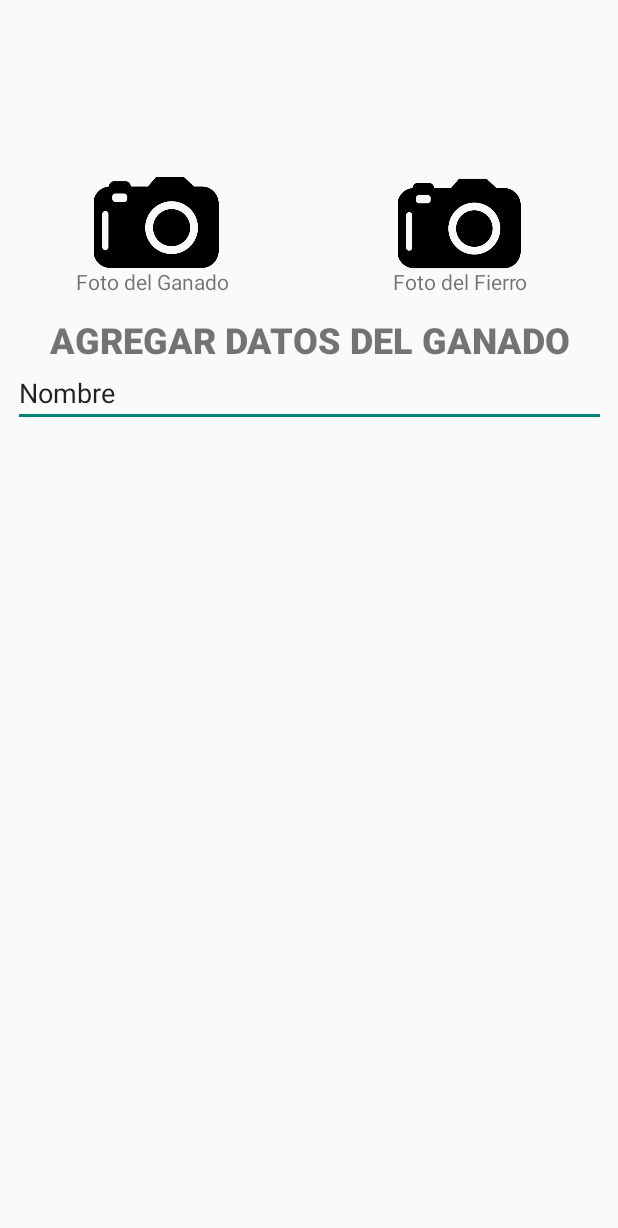
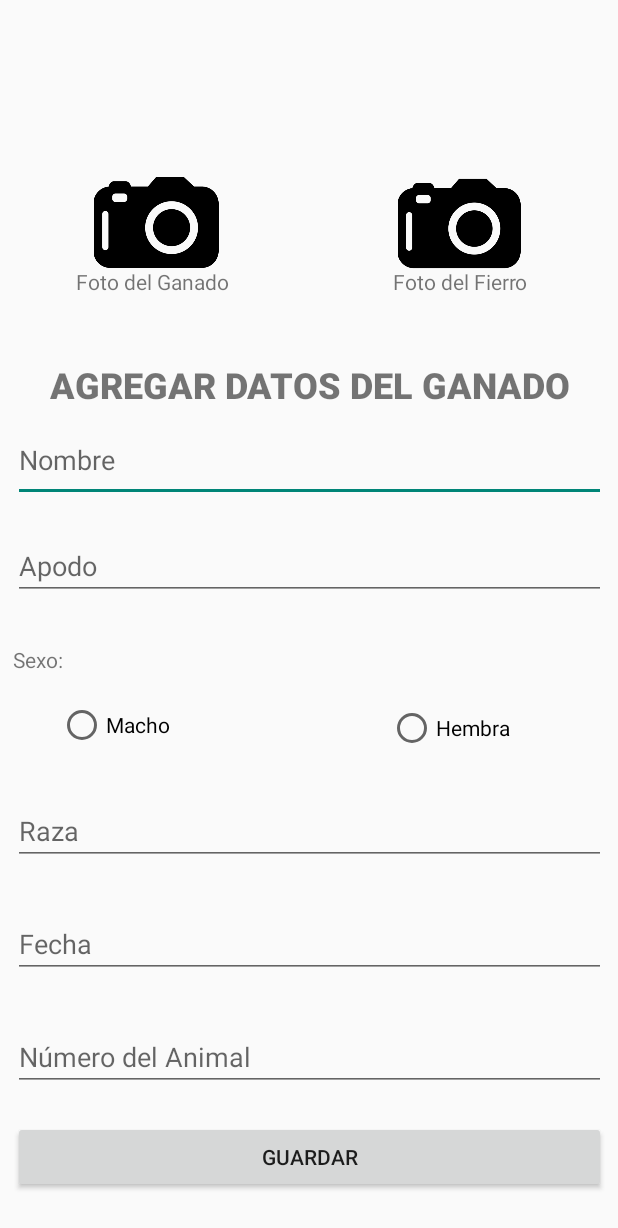
Before and after one commit to Osckar07/Registro_Ganadero, an Android app: the RegistroGanado screen opened directly, with no data from a screen before it, on a phone screen of 412 x 824 dp. Shown: the top 1228 px of the screen. Run offline under Robolectric (Android 15) with nearby library versions, the phone set to English and light mode, and no system bars.

Commit message:
Terminando Funcionabilidad Botones....

```diff
--- a/app/src/main/java/com/example/registro_ganadero/PantallaPrincipal.kt
+++ b/app/src/main/java/com/example/registro_ganadero/PantallaPrincipal.kt
@@ -1,7 +1,9 @@
 package com.example.registro_ganadero
 
+import android.content.Intent
 import androidx.appcompat.app.AppCompatActivity
 import android.os.Bundle
+import android.view.View
 
 class PantallaPrincipal : AppCompatActivity() {
 
@@ -9,4 +11,7 @@ class PantallaPrincipal : AppCompatActivity() {
         super.onCreate(savedInstanceState)
         setContentView(R.layout.activity_pantalla_principal)
     }
+    fun agregarganado(view: View){
+        startActivity(Intent(this, RegistroGanado::class.java))
+    }
 }
--- a/app/src/main/java/com/example/registro_ganadero/RegistroGanado.kt
+++ b/app/src/main/java/com/example/registro_ganadero/RegistroGanado.kt
@@ -3,12 +3,18 @@ package com.example.registro_ganadero
 import android.content.Intent
 import androidx.appcompat.app.AppCompatActivity
 import android.os.Bundle
+import android.view.View
 
 class RegistroGanado : AppCompatActivity() {
+
+
 
     override fun onCreate(savedInstanceState: Bundle?) {
         super.onCreate(savedInstanceState)
         setContentView(R.layout.activity_registro_ganado)
     }
+    fun guardarregistro(view: View){
+        startActivity(Intent(this, PantallaPrincipal::class.java))
+    }
 
 }
--- a/app/src/main/res/layout-v26/activity_registro_ganado.xml
+++ b/app/src/main/res/layout-v26/activity_registro_ganado.xml
@@ -68,15 +68,76 @@
         <TextView
                 android:text="@string/txtagregaganado"
                 android:layout_width="match_parent"
+                android:translationY="30sp"
                 android:layout_height="29dp" android:id="@+id/textView4" android:textAlignment="center"
                 android:textSize="24sp" android:fontFamily="sans-serif-black"/>
         <EditText
                 android:layout_width="match_parent"
+                android:layout_height="55dp"
+                android:inputType="textPersonName"
+                android:translationY="40sp"
+                android:hint="@string/nombre"
+                android:importantForAutofill="no"
+                android:ems="10"
+                android:id="@+id/editText3"
+                tools:targetApi="o"/>
+        <EditText
+                android:layout_width="match_parent"
+                android:layout_height="wrap_content"
+                android:hint="@string/TxtApodo"
+                android:translationY="60sp"
+                android:inputType="textPersonName"
+                android:ems="10"
+                android:id="@+id/editText" android:importantForAutofill="no" tools:targetApi="o"/>
+        <TextView
+                android:text="@string/TxtSexo"
+
+                android:translationY="90sp"
+                android:layout_width="132dp"
+                android:layout_height="37dp" android:id="@+id/textView7"/>
+        <RadioButton
+                android:text="@string/BtnMacho"
+                android:translationY="90sp"
+                android:translationX="30dp"
+                android:layout_width="132dp"
+                android:layout_height="wrap_content" android:id="@+id/radioButton2"/>
+        <RadioButton
+                android:text="@string/Btnsexo2"
+                android:translationY="60sp"
+                android:translationX="250sp"
+                android:layout_width="132dp"
+                android:layout_height="wrap_content" android:id="@+id/radioButton3"/>
+        <EditText
+                android:layout_width="match_parent"
                 android:layout_height="wrap_content"
                 android:inputType="textPersonName"
-                android:text="@string/nombre"
-                android:importantForAutofill="no"
+                android:translationY="90sp"
+                android:hint="@string/TxtRaza"
                 android:ems="10"
-                android:id="@+id/editText3"/>
+                android:id="@+id/editText2" android:importantForAutofill="no" tools:targetApi="o"/>
+        <EditText
+                android:layout_width="match_parent"
+                android:translationY="120sp"
+                android:hint="@string/fecha"
+                android:layout_height="wrap_content"
+                android:inputType="date"
+                android:ems="10"
+                android:id="@+id/editText4" android:importantForAutofill="no" tools:targetApi="o"/>
+        <EditText
+                android:layout_width="match_parent"
+                android:translationY="150sp"
+                android:hint="@string/n_mero_del_animal"
+                android:layout_height="wrap_content"
+                android:inputType="numberDecimal"
+                android:ems="10"
+                android:id="@+id/editText5" android:importantForAutofill="no" tools:targetApi="o"/>
+        <Button
+                android:onClick="guardarregistro"
+                android:text="@string/button"
+                android:translationY="170sp"
+                android:layout_width="match_parent"
+                android:layout_height="wrap_content" android:id="@+id/button"/>
+
+
     </LinearLayout>
 </androidx.constraintlayout.widget.ConstraintLayout>
--- a/app/src/main/res/layout/activity_pantalla_principal.xml
+++ b/app/src/main/res/layout/activity_pantalla_principal.xml
@@ -33,7 +33,7 @@
                 android:lineSpacingExtra="200dp" android:textSize="18sp" android:fontFamily="sans-serif-black"
                 android:textStyle="bold"/>
         <ImageButton
-
+                android:onClick="agregarganado"
                 android:layout_width="63dp"
                 android:translationY="1sp"
                 android:translationX="230sp"
--- a/app/src/main/res/layout/activity_registro_ganado.xml
+++ b/app/src/main/res/layout/activity_registro_ganado.xml
@@ -87,9 +87,57 @@
                 android:hint="@string/TxtApodo"
                 android:translationY="60sp"
                 android:inputType="textPersonName"
-                android:text="@string/TxtApodo"
                 android:ems="10"
                 android:id="@+id/editText" android:importantForAutofill="no" tools:targetApi="o"/>
+        <TextView
+                android:text="@string/TxtSexo"
+
+                android:translationY="90sp"
+                android:layout_width="132dp"
+                android:layout_height="37dp" android:id="@+id/textView7"/>
+        <RadioButton
+                android:text="@string/BtnMacho"
+                android:translationY="90sp"
+                android:translationX="30dp"
+                android:layout_width="132dp"
+                android:layout_height="wrap_content" android:id="@+id/radioButton2"/>
+        <RadioButton
+                android:text="@string/Btnsexo2"
+                android:translationY="60sp"
+                android:translationX="250sp"
+                android:layout_width="132dp"
+                android:layout_height="wrap_content" android:id="@+id/radioButton3"/>
+        <EditText
+                android:layout_width="match_parent"
+                android:layout_height="wrap_content"
+                android:inputType="textPersonName"
+                android:translationY="90sp"
+                android:hint="@string/TxtRaza"
+                android:ems="10"
+                android:id="@+id/editText2" android:importantForAutofill="no" tools:targetApi="o"/>
+        <EditText
+                android:layout_width="match_parent"
+                android:translationY="120sp"
+                android:hint="@string/fecha"
+                android:layout_height="wrap_content"
+                android:inputType="date"
+                android:ems="10"
+                android:id="@+id/editText4" android:importantForAutofill="no" tools:targetApi="o"/>
+        <EditText
+                android:layout_width="match_parent"
+                android:translationY="150sp"
+                android:hint="@string/n_mero_del_animal"
+                android:layout_height="wrap_content"
+                android:inputType="numberDecimal"
+                android:ems="10"
+                android:id="@+id/editText5" android:importantForAutofill="no" tools:targetApi="o"/>
+        <Button
+                android:onClick="guardarregistro"
+                android:text="@string/button"
+                android:translationY="170sp"
+                android:layout_width="match_parent"
+                android:layout_height="wrap_content" android:id="@+id/button"/>
+
 
     </LinearLayout>
 </androidx.constraintlayout.widget.ConstraintLayout>
--- a/app/src/main/res/values/strings.xml
+++ b/app/src/main/res/values/strings.xml
@@ -32,5 +32,12 @@
     <string name="BtnGuardarRegistro">Guardar</string>
     <string name="BtnAgg">BotonAg</string>
     <string name="TxtApodo">Apodo</string>
+    <string name="TxtSexo">Sexo:</string>
+    <string name="BtnMacho">Macho</string>
+    <string name="Btnsexo2">Hembra</string>
+    <string name="TxtRaza">Raza</string>
+    <string name="fecha">Fecha</string>
+    <string name="n_mero_del_animal">Número del Animal</string>
+    <string name="button">Guardar</string>
 
 </resources>
```
